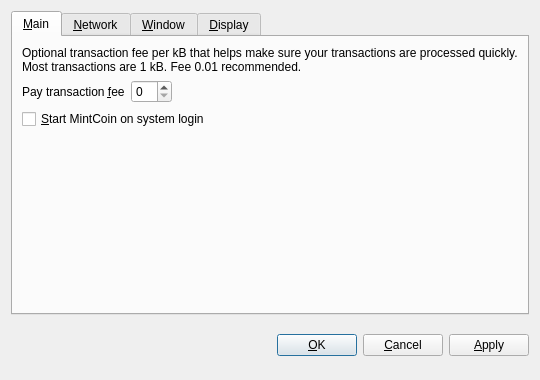
Old version of the form src/qt/forms/optionsdialog.ui in the repository MintcoinCommunity/Mintcoin-Desktop-Wallet.
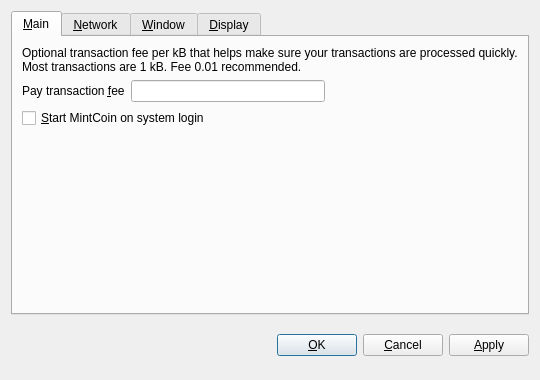
New version of the form. Custom widgets are drawn as their Qt base class.

Diff of the .ui file:
```diff
--- a/src/qt/forms/optionsdialog.ui
+++ b/src/qt/forms/optionsdialog.ui
@@ -462,7 +462,7 @@
  <customwidgets>
   <customwidget>
    <class>BitcoinAmountField</class>
-   <extends>QSpinBox</extends>
+   <extends>QLineEdit</extends>
    <header>bitcoinamountfield.h</header>
   </customwidget>
   <customwidget>
```
